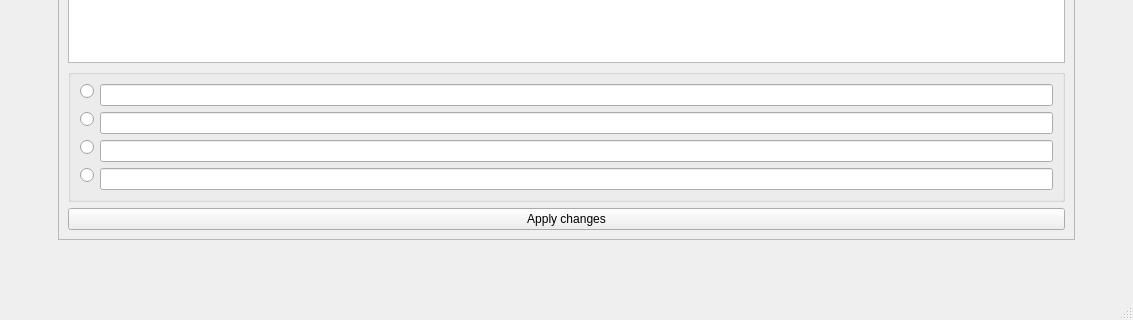
This is src/qt/mainwindow_teach.ui in tushino-llc/ProTest as Qt 5 draws it before an edit; both pictures show x 0 to 1133 and y 325 to 645 of the 1133 by 645 pixel window. The edited form follows.
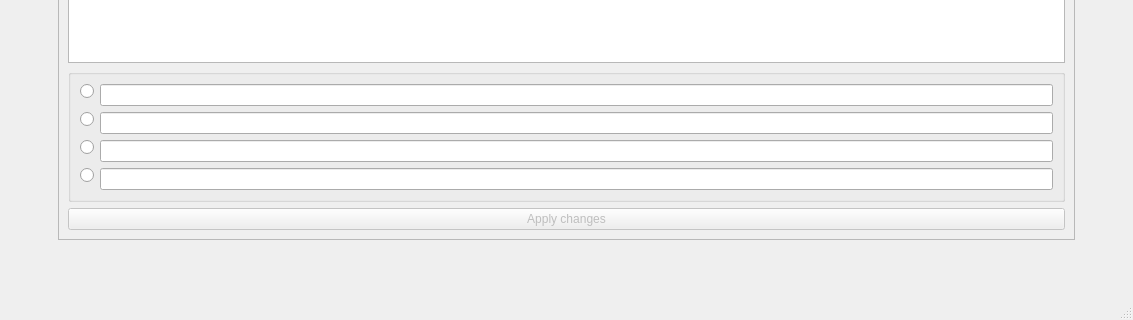
This is the edited form.

What changed in the file:
```diff
--- a/src/qt/mainwindow_teach.ui
+++ b/src/qt/mainwindow_teach.ui
@@ -796,7 +796,10 @@
             </layout>
            </item>
            <item row="2" column="0">
-            <widget class="QPushButton" name="pushButton_5">
+            <widget class="QPushButton" name="pushButton_apply">
+             <property name="enabled">
+              <bool>false</bool>
+             </property>
              <property name="text">
               <string>Apply changes</string>
              </property>
```
